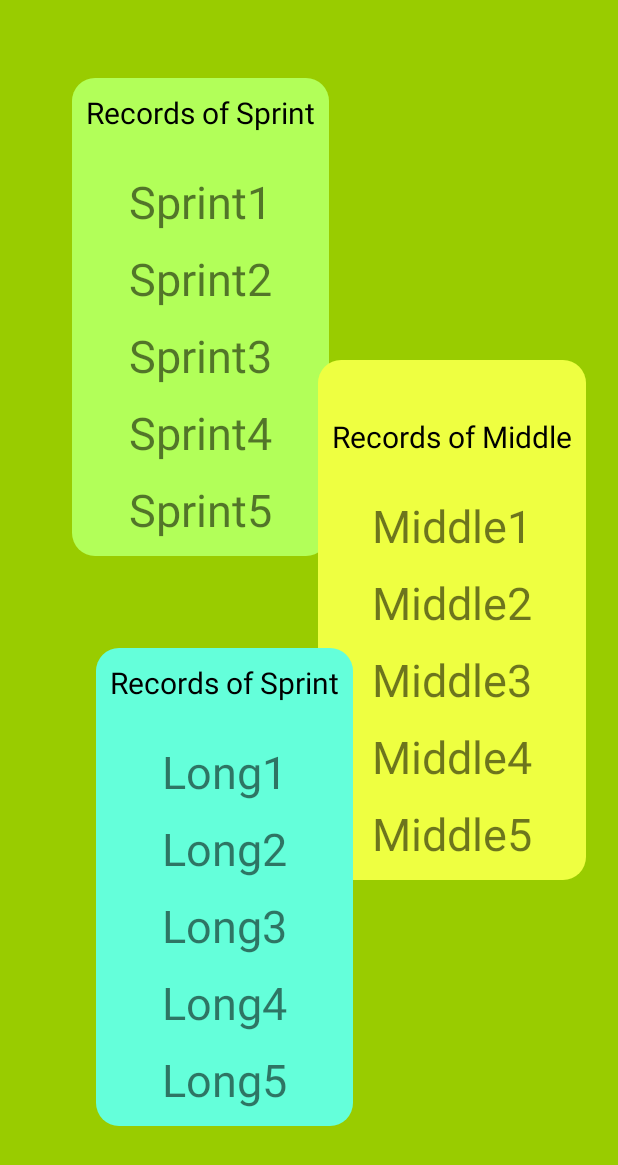
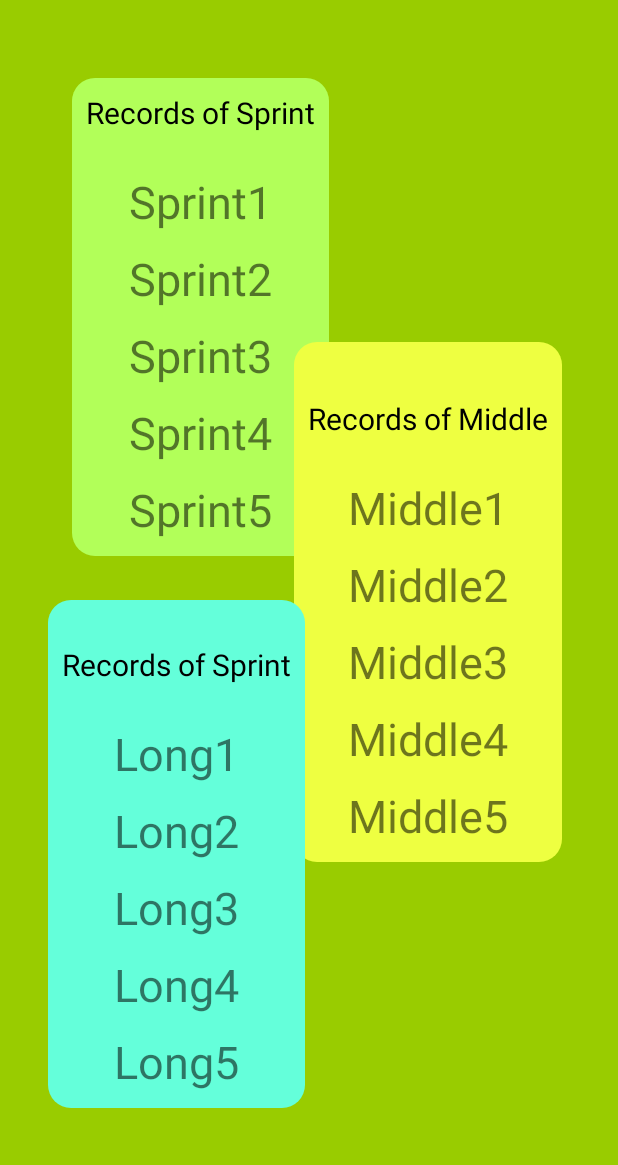
Before and after one commit to Serg8787/ClickerRxJava, an Android app: the HallOfFameFragment screen opened through its navigation route, on a phone screen of 412 x 824 dp. Shown: the top 1165 px of the screen. Run offline under Robolectric (Android 15) with nearby library versions, the phone set to English and light mode, and no system bars.

Commit message:
add views to hall

```diff
--- a/app/src/main/res/layout/fragment_hall_of_fame.xml
+++ b/app/src/main/res/layout/fragment_hall_of_fame.xml
@@ -100,9 +100,9 @@
         android:id="@+id/clMiddleRecord"
         android:layout_width="0dp"
         android:layout_height="wrap_content"
-        android:layout_marginStart="164dp"
+        android:layout_marginStart="148dp"
 
-        android:layout_marginTop="188dp"
+        android:layout_marginTop="176dp"
         android:background="@drawable/back_record_middle"
         android:padding="5dp"
         app:layout_constraintStart_toStartOf="@+id/clSprinRecord"
@@ -190,26 +190,28 @@
         android:id="@+id/clLongRecord"
         android:layout_width="0dp"
         android:layout_height="wrap_content"
-        android:layout_marginStart="64dp"
-        android:layout_marginTop="192dp"
+        android:layout_marginStart="32dp"
+        android:layout_marginTop="172dp"
         android:background="@drawable/back_record_long"
 
         android:padding="5dp"
         app:layout_constraintStart_toStartOf="parent"
         app:layout_constraintTop_toTopOf="@+id/clMiddleRecord">
 
+
         <TextView
             android:id="@+id/tvRecordAllLong"
             android:layout_width="wrap_content"
             android:layout_height="wrap_content"
+            android:layout_marginTop="20dp"
             android:padding="4dp"
             android:text="Records of Sprint"
             android:textColor="@color/black"
             android:textSize="20sp"
             app:layout_constraintEnd_toEndOf="parent"
+            app:layout_constraintHorizontal_bias="0.0"
             app:layout_constraintStart_toStartOf="parent"
             app:layout_constraintTop_toTopOf="parent" />
-
 
         <TextView
             android:id="@+id/tvRecordLong1"
@@ -260,6 +262,7 @@
             app:layout_constraintEnd_toEndOf="parent"
             app:layout_constraintStart_toStartOf="parent"
             app:layout_constraintTop_toBottomOf="@+id/tvRecordLong3" />
+
         <TextView
             android:id="@+id/tvRecordLong5"
             android:layout_width="0dp"
```
